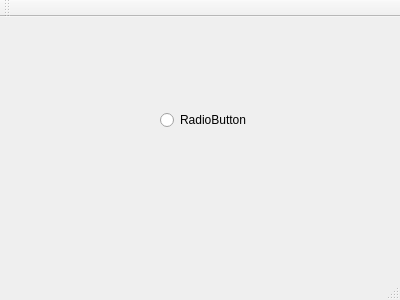
Old version of the form P1-VN/VonNeumanABinario/mainwindow.ui in the repository LSOO/CompiladorArquiII.
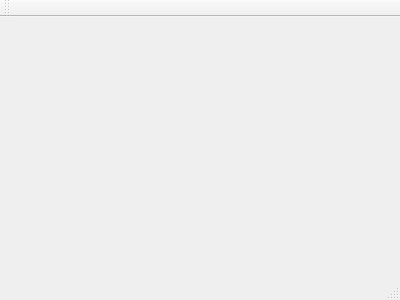
New version of the form.

What changed in the file:
```diff
--- a/P1-VN/VonNeumanABinario/mainwindow.ui
+++ b/P1-VN/VonNeumanABinario/mainwindow.ui
@@ -13,21 +13,7 @@
   <property name="windowTitle">
    <string>MainWindow</string>
   </property>
-  <widget class="QWidget" name="centralWidget">
-   <widget class="QRadioButton" name="radioButton">
-    <property name="geometry">
-     <rect>
-      <x>160</x>
-      <y>90</y>
-      <width>108</width>
-      <height>26</height>
-     </rect>
-    </property>
-    <property name="text">
-     <string>RadioButton</string>
-    </property>
-   </widget>
-  </widget>
+  <widget class="QWidget" name="centralWidget"/>
   <widget class="QMenuBar" name="menuBar">
    <property name="geometry">
     <rect>
```
Left out of the diff: 2 changed lines with no effect on the pictures.
